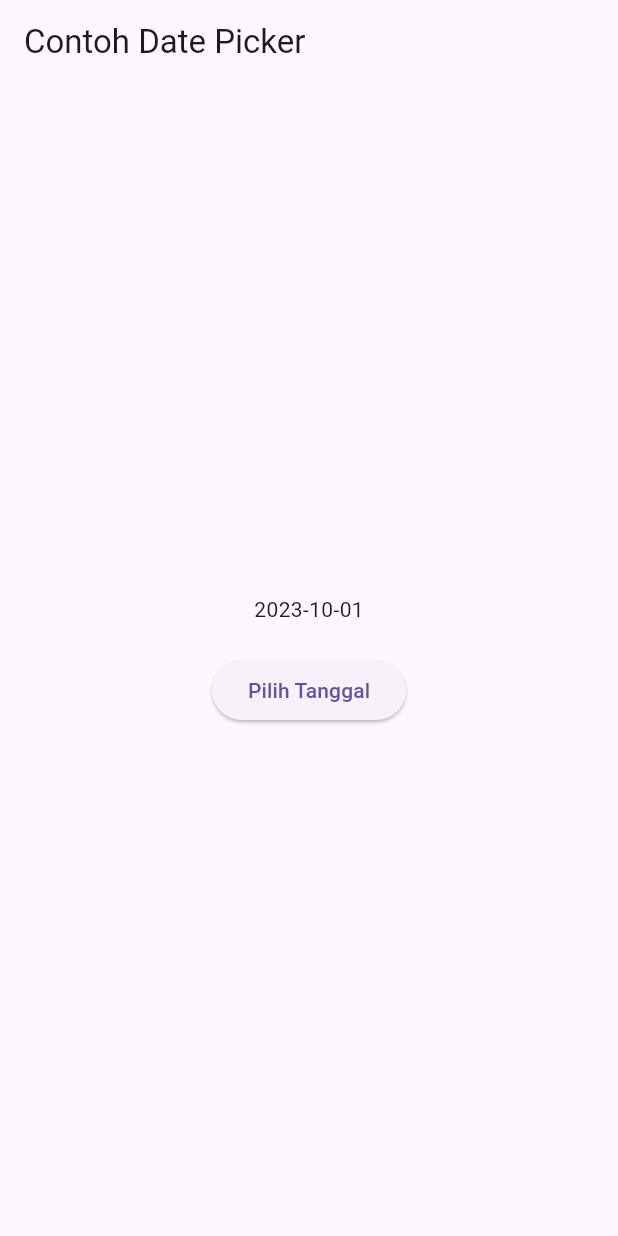
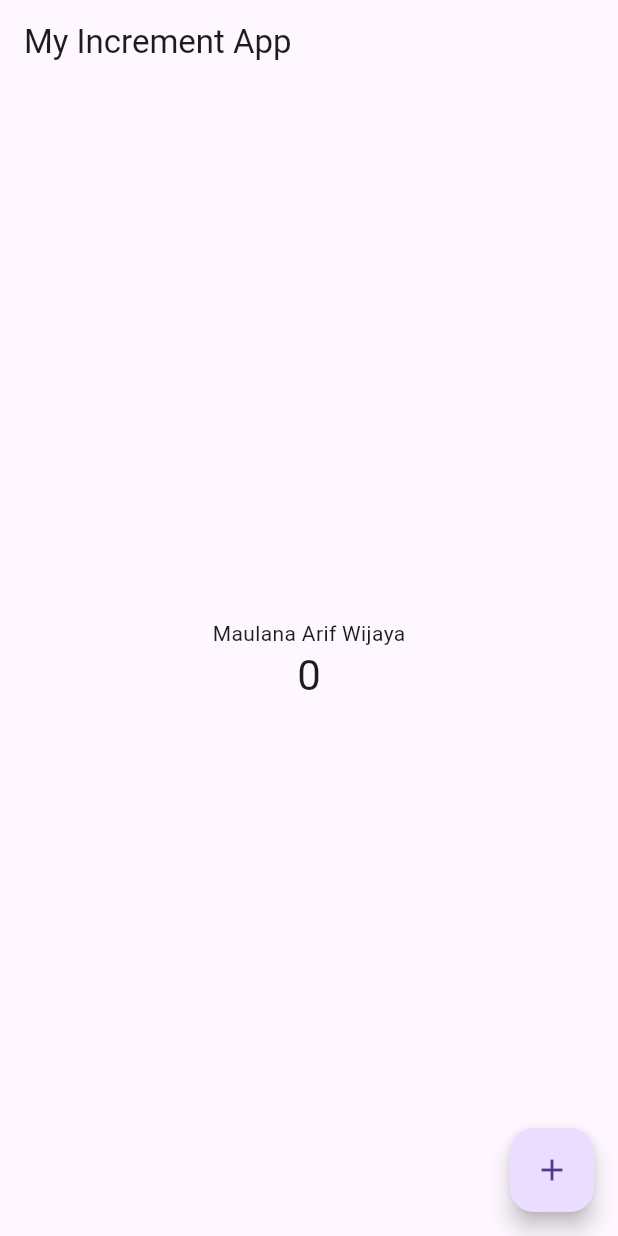
Before and after one commit to LeToyek/2141720085-mobile-2023, a Flutter app: the screen it shows after launch, on a phone screen of 412 x 824 dp. Run offline on Flutter 3.47's test engine with Material 3 defaults, Android fonts, the phone set to English and light mode, and no system bars.

```diff
--- a/week-05/src/hello_world/lib/basic_widgets/image_widget.dart
+++ b/week-05/src/hello_world/lib/basic_widgets/image_widget.dart
@@ -6,7 +6,7 @@ class MyImageWidget extends StatelessWidget {
   @override
   Widget build(BuildContext context) {
     return const Image(
-      image: AssetImage("logo_polinema.jpeg"),
+      image: AssetImage("assets/logo_polinema.jpeg"),
       height: 400,
     );
   }
--- a/week-05/src/hello_world/lib/basic_widgets/loading_cupertino.dart
+++ b/week-05/src/hello_world/lib/basic_widgets/loading_cupertino.dart
@@ -6,10 +6,13 @@ class MyCupertinoButtonLB extends StatelessWidget {
 
   @override
   Widget build(BuildContext context) {
-    return Container(
+    return MaterialApp(
+      home: Container(
         margin: const EdgeInsets.only(top: 30),
         color: Colors.white,
         child: Column(
+          crossAxisAlignment: CrossAxisAlignment.center,
+          mainAxisAlignment: MainAxisAlignment.center,
           children: <Widget>[
             CupertinoButton(
               child: const Text("Contoh button"),
@@ -18,6 +21,7 @@ class MyCupertinoButtonLB extends StatelessWidget {
             const CupertinoActivityIndicator(),
           ],
         ),
+      ),
     );
   }
 }
--- a/week-05/src/hello_world/lib/main.dart
+++ b/week-05/src/hello_world/lib/main.dart
@@ -1,17 +1,21 @@
-import 'dart:async';
-
 import 'package:flutter/material.dart';
 
-void main() => runApp(const MyApp());
+void main() {
+  runApp(const MyApp());
+}
 
 class MyApp extends StatelessWidget {
   const MyApp({Key? key}) : super(key: key);
 
+  // This widget is the root of your application.
   @override
   Widget build(BuildContext context) {
-    return const MaterialApp(
-      title: 'Contoh Date Picker',
-      home: MyHomePage(title: 'Contoh Date Picker'),
+    return MaterialApp(
+      title: 'Flutter Demo',
+      theme: ThemeData(
+        primarySwatch: Colors.red,
+      ),
+      home: const MyHomePage(title: 'My Increment App'),
     );
   }
 }
@@ -22,26 +26,16 @@ class MyHomePage extends StatefulWidget {
   final String title;
 
   @override
-  _MyHomePageState createState() => _MyHomePageState();
+  State<MyHomePage> createState() => _MyHomePageState();
 }
 
 class _MyHomePageState extends State<MyHomePage> {
-  // Variable/State untuk mengambil tanggal
-  DateTime selectedDate = DateTime.now();
+  int _counter = 0;
 
-  //  Initial SelectDate FLutter
-  Future<void> _selectDate(BuildContext context) async {
-    // Initial DateTime FIinal Picked
-    final DateTime? picked = await showDatePicker(
-        context: context,
-        initialDate: selectedDate,
-        firstDate: DateTime(2015, 8),
-        lastDate: DateTime(2101));
-    if (picked != null && picked != selectedDate) {
-      setState(() {
-        selectedDate = picked;
-      });
-    }
+  void _incrementCounter() {
+    setState(() {
+      _counter++;
+    });
   }
 
   @override
@@ -52,23 +46,23 @@ class _MyHomePageState extends State<MyHomePage> {
       ),
       body: Center(
         child: Column(
-          mainAxisSize: MainAxisSize.min,
+          mainAxisAlignment: MainAxisAlignment.center,
           children: <Widget>[
-            Text("${selectedDate.toLocal()}".split(' ')[0]),
-            const SizedBox(
-              height: 20.0,
+            const Text(
+              'Maulana Arif Wijaya',
             ),
-            ElevatedButton(
-              onPressed: () => {
-                _selectDate(context),
-                // ignore: avoid_print
-                print(selectedDate.day + selectedDate.month + selectedDate.year)
-              },
-              child: const Text('Pilih Tanggal'),
+            Text(
+              '$_counter',
+              style: Theme.of(context).textTheme.headlineMedium,
             ),
           ],
         ),
       ),
+      floatingActionButton: FloatingActionButton(
+        onPressed: _incrementCounter,
+        tooltip: 'Increment Counter',
+        child: const Icon(Icons.add),
+      ),
     );
   }
 }
--- a/week-05/src/hello_world/pubspec.yaml
+++ b/week-05/src/hello_world/pubspec.yaml
@@ -63,7 +63,7 @@ flutter:
   #   - images/a_dot_burr.jpeg
   #   - images/a_dot_ham.jpeg
   assets:
-    - logo_polinema.jpeg
+    - assets/logo_polinema.jpeg
 
   # An image asset can refer to one or more resolution-specific "variants", see
   # https://flutter.dev/assets-and-images/#resolution-aware
```
Also changed, not shown: week-05/docs/p2_l11.png, week-05/docs/p2_l12.png, week-05/docs/p3_l1.png, week-05/docs/p3_l2.png, week-05/docs/p4_l1.png, week-05/docs/p4_l2.png, week-05/docs/p4_l3.png, week-05/docs/p4_l4.png, week-05/docs/p4_l5.png, week-05/docs/p4_l6.png. Lines whose indentation alone changed are shown as unchanged.
